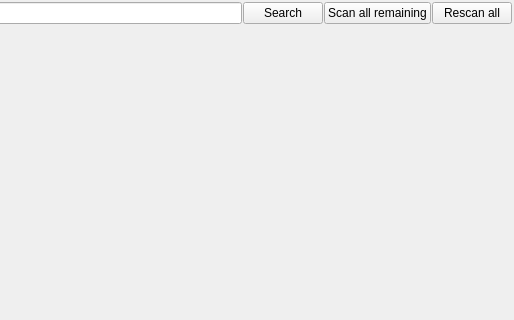
Qt form bin/pluginmanager.ui (kmatheussen/radium) before a commit; both pictures show x 89 to 603 and y 0 to 320 of the 603 by 416 pixel window.
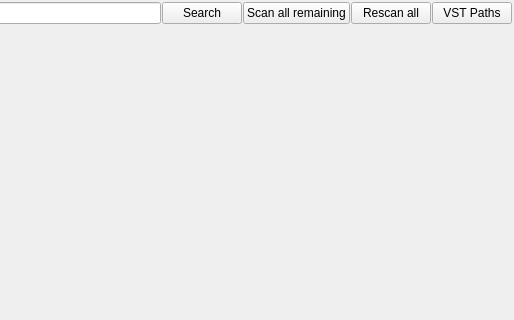
The same form after that commit.

Commit message: Plugin manager: add "VST paths" button

```diff
--- a/bin/pluginmanager.ui
+++ b/bin/pluginmanager.ui
@@ -64,6 +64,13 @@
        </property>
       </widget>
      </item>
+     <item>
+      <widget class="QPushButton" name="configure_paths_button">
+       <property name="text">
+        <string>VST Paths</string>
+       </property>
+      </widget>
+     </item>
     </layout>
    </item>
    <item>
```
The commit also changes 7 other files.
